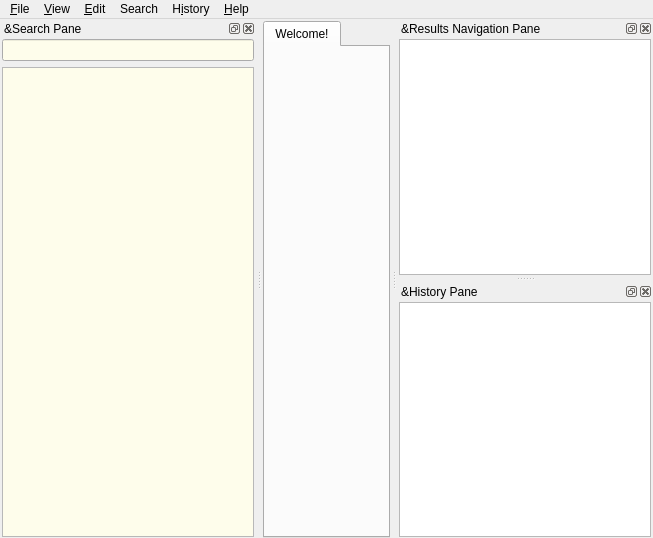
Before: the Qt Designer form mainwindow.ui in goldendict/goldendict, drawn with Qt 5.
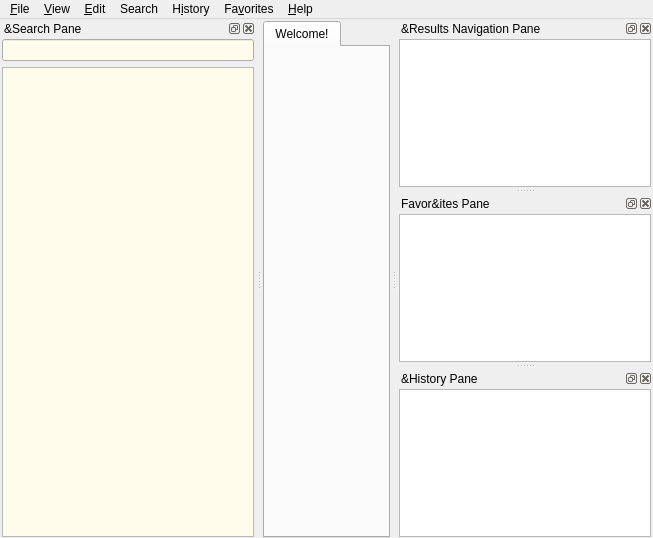
After: the same form once the commit is applied. Icons and pictures are not drawn. Custom widgets are drawn as their Qt base class.

Commit message: Add "Favorites" feature

Patch:
```diff
--- a/mainwindow.ui
+++ b/mainwindow.ui
@@ -138,11 +138,23 @@
     <addaction name="searchInPageAction"/>
     <addaction name="fullTextSearchAction"/>
    </widget>
+   <widget class="QMenu" name="menuFavorites">
+    <property name="title">
+     <string>Fa&amp;vorites</string>
+    </property>
+    <addaction name="showHideFavorites"/>
+    <addaction name="exportFavorites"/>
+    <addaction name="ExportFavoritesToList"/>
+    <addaction name="importFavorites"/>
+    <addaction name="separator"/>
+    <addaction name="actionAddToFavorites"/>
+   </widget>
    <addaction name="menuFile"/>
    <addaction name="menuView"/>
    <addaction name="menu_Edit"/>
    <addaction name="menuSearch"/>
    <addaction name="menuHistory"/>
+   <addaction name="menuFavorites"/>
    <addaction name="menu_Help"/>
   </widget>
   <widget class="QDockWidget" name="searchPane">
@@ -299,6 +311,33 @@
     </layout>
    </widget>
   </widget>
+  <widget class="QDockWidget" name="favoritesPane">
+   <property name="windowTitle">
+    <string>Favor&amp;ites Pane</string>
+   </property>
+   <attribute name="dockWidgetArea">
+    <number>2</number>
+   </attribute>
+   <widget class="FavoritesPaneWidget" name="favoritesPaneWidget">
+    <layout class="QVBoxLayout" name="verticalLayout_3">
+     <property name="leftMargin">
+      <number>2</number>
+     </property>
+     <property name="topMargin">
+      <number>1</number>
+     </property>
+     <property name="rightMargin">
+      <number>2</number>
+     </property>
+     <property name="bottomMargin">
+      <number>1</number>
+     </property>
+     <item>
+      <widget class="QTreeView" name="favoritesTree"/>
+     </item>
+    </layout>
+   </widget>
+  </widget>
   <widget class="QDockWidget" name="historyPane">
    <property name="windowTitle">
     <string>&amp;History Pane</string>
@@ -307,7 +346,7 @@
     <number>2</number>
    </attribute>
    <widget class="HistoryPaneWidget" name="historyPaneWidget">
-    <layout class="QVBoxLayout" name="verticalLayout_3">
+    <layout class="QVBoxLayout" name="verticalLayout_4">
      <property name="spacing">
       <number>2</number>
      </property>
@@ -625,6 +664,12 @@
    <extends>QListWidget</extends>
    <header>wordlist.hh</header>
   </customwidget>
+  <customwidget>
+   <class>FavoritesPaneWidget</class>
+   <extends>QWidget</extends>
+   <header>favoritespanewidget.hh</header>
+   <container>1</container>
+  </customwidget>
  </customwidgets>
  <tabstops>
   <tabstop>translateLine</tabstop>
```
Left out of the diff: 31 changed lines with no effect on the pictures. The commit also changes 20 other files.
